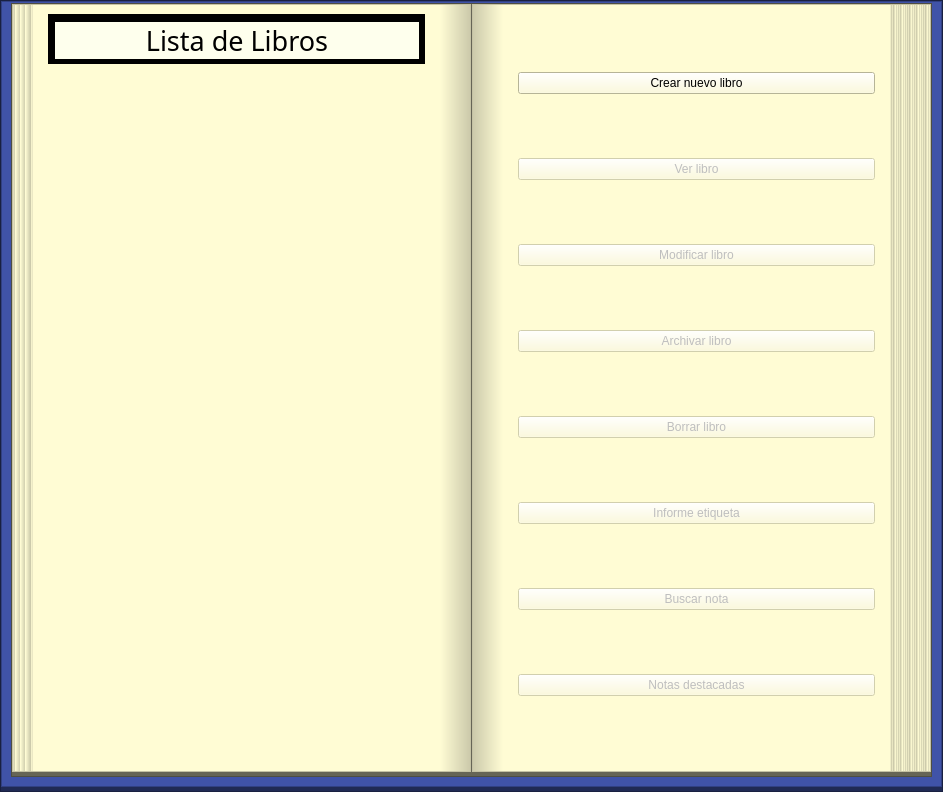
AdrianPerdomoE/Proyecto_Anotador, file anotador/Visual/Widgetprincipal.ui: the form before one commit.
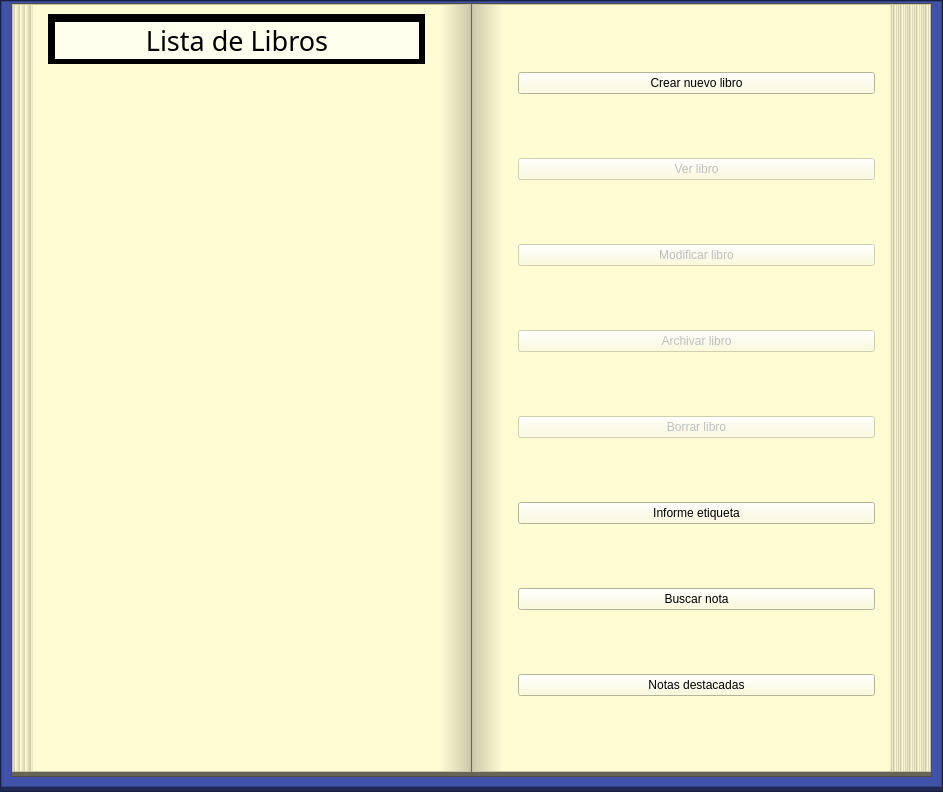
The form after the commit.

Patch:
```diff
--- a/anotador/Visual/Widgetprincipal.ui
+++ b/anotador/Visual/Widgetprincipal.ui
@@ -427,7 +427,7 @@
                   <item>
                    <widget class="QPushButton" name="pushButton_Informe_Etiqueta">
                     <property name="enabled">
-                     <bool>false</bool>
+                     <bool>true</bool>
                     </property>
                     <property name="text">
                      <string>Informe etiqueta</string>
@@ -437,7 +437,7 @@
                   <item>
                    <widget class="QPushButton" name="pushButton_Buscar_Nota">
                     <property name="enabled">
-                     <bool>false</bool>
+                     <bool>true</bool>
                     </property>
                     <property name="text">
                      <string>Buscar nota</string>
@@ -447,7 +447,7 @@
                   <item>
                    <widget class="QPushButton" name="pushButton_Notas_Destacadas">
                     <property name="enabled">
-                     <bool>false</bool>
+                     <bool>true</bool>
                     </property>
                     <property name="text">
                      <string>Notas destacadas</string>
```
